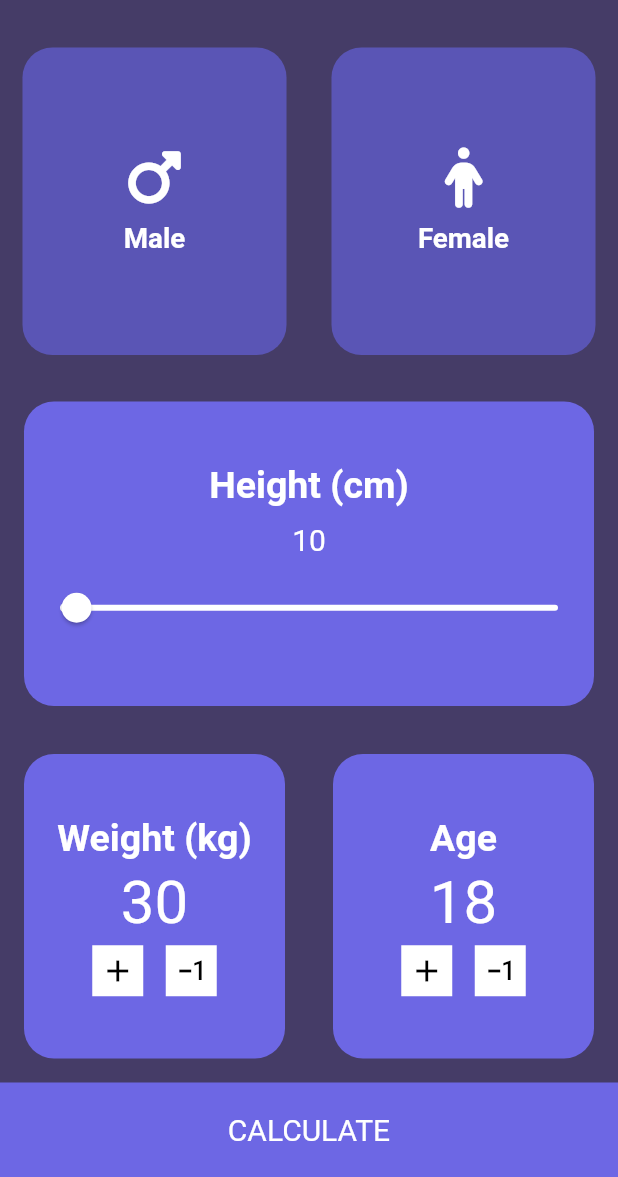
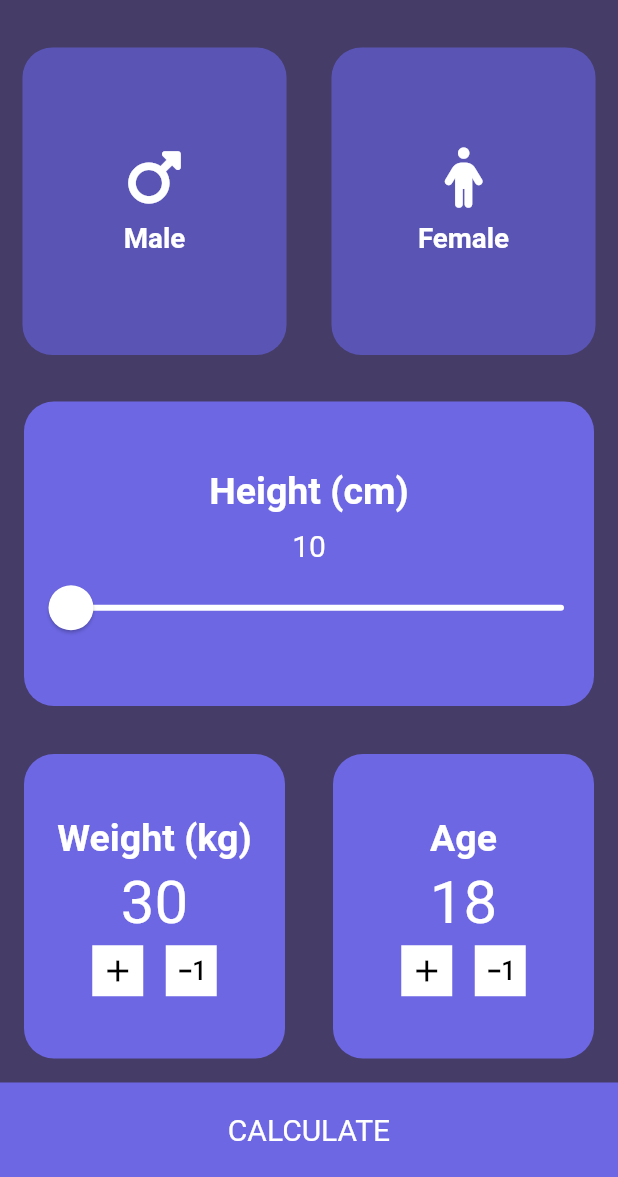
Before and after one commit to Vishal262526/bmi_calculator_flutter, a Flutter app: the screen it shows after launch, on a phone screen of 412 x 824 dp, the part 59-1236 px from its top. Run offline on Flutter 3.47's test engine with Material 2 defaults, Android fonts, the phone set to English and light mode, and no system bars; our stand-ins replace font_awesome_flutter.

Commit message:
Make Some Changes and Less Code

```diff
--- a/lib/components/card.dart
+++ b/lib/components/card.dart
@@ -5,19 +5,23 @@ class ReuseableCard extends StatelessWidget {
   // final String? label;
   final Color? color;
   final Widget? childWidget;
+  final VoidCallback? onPress;
 
-  const ReuseableCard({Key? key, this.childWidget, this.color})
+  const ReuseableCard({Key? key, this.childWidget, this.color, this.onPress})
       : super(key: key);
 
   @override
   Widget build(BuildContext context) {
-    return Container(
-        margin: EdgeInsets.all(15.0),
-        decoration: BoxDecoration(
-          borderRadius: BorderRadius.circular(20),
-          color: color,
-        ),
-        child: childWidget);
+    return GestureDetector(
+      onTap: onPress,
+      child: Container(
+          margin: EdgeInsets.all(15.0),
+          decoration: BoxDecoration(
+            borderRadius: BorderRadius.circular(20),
+            color: color,
+          ),
+          child: childWidget),
+    );
   }
 }
 
--- a/lib/screens/home.dart
+++ b/lib/screens/home.dart
@@ -54,13 +54,13 @@ class _HomeState extends State<Home> {
               crossAxisAlignment: CrossAxisAlignment.stretch,
               children: [
                 Expanded(
-                  child: GestureDetector(
-                    onTap: () {
+
+                    child: ReuseableCard(
+                      onPress: (){
                         setState(() {
                           selectedGender = Gender.male;
                         });
                       },
-                    child: ReuseableCard(
                       color: selectedGender == Gender.male
                           ? activeCardColor
                           : inactiveCardColor,
@@ -70,15 +70,13 @@ class _HomeState extends State<Home> {
                       ),
                     ),
                 ),
-                ),
                 Expanded(
-                  child: GestureDetector(
-                    onTap: () {
+                  child:  ReuseableCard(
+                    onPress: (){
                       setState(() {
                         selectedGender = Gender.female;
                       });
                     },
-                    child: ReuseableCard(
                       color: selectedGender == Gender.female
                           ? activeCardColor
                           : inactiveCardColor,
@@ -87,7 +85,7 @@ class _HomeState extends State<Home> {
                         label: 'Female',
                       ),
                     ),
-                  ),
+
                 ),
               ],
             ),
@@ -120,7 +118,14 @@ class _HomeState extends State<Home> {
                     const SizedBox(
                       height: 10,
                     ),
-                    Slider(
+                    SliderTheme(
+                      data: SliderTheme.of(context).copyWith(
+                          thumbShape:
+                              RoundSliderThumbShape(enabledThumbRadius: 15.0),
+                          overlayShape: RoundSliderOverlayShape(
+                            overlayRadius: 20,
+                          )),
+                      child: Slider(
                         activeColor: kWhite,
                         inactiveColor: kWhite,
                         value: brain.getHeight(),
@@ -131,6 +136,7 @@ class _HomeState extends State<Home> {
                             brain.onHeightChange(newHeight);
                           });
                         },
+                      ),
                     ),
                   ],
                 )),
```
Lines whose indentation alone changed are shown as unchanged.
